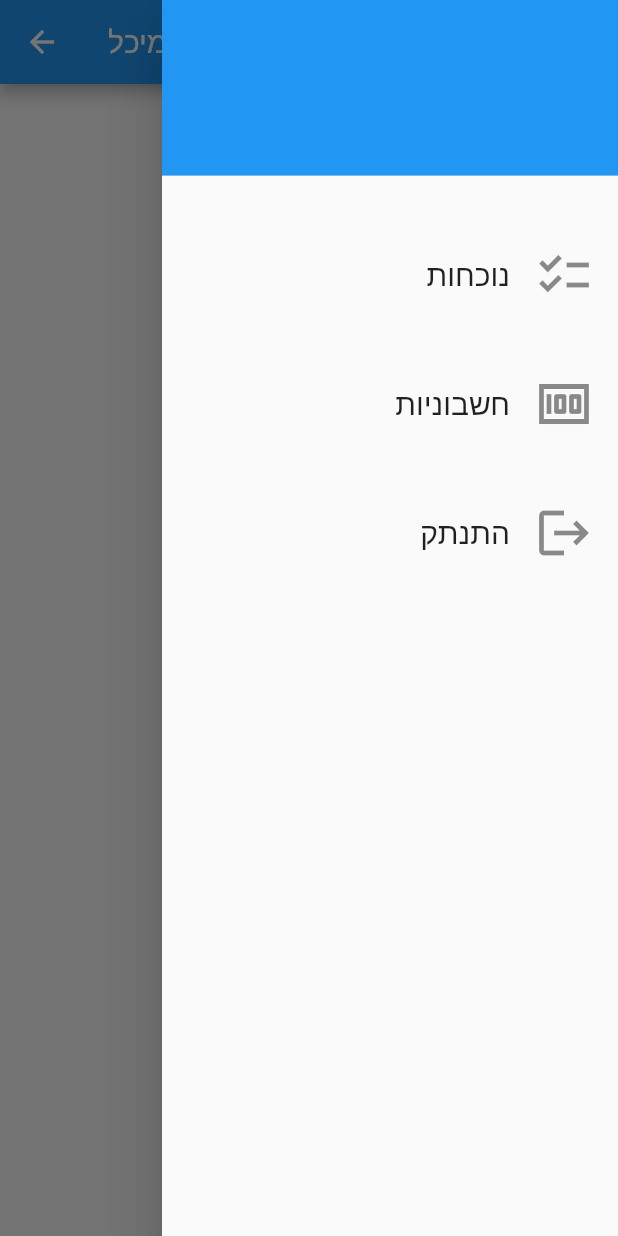
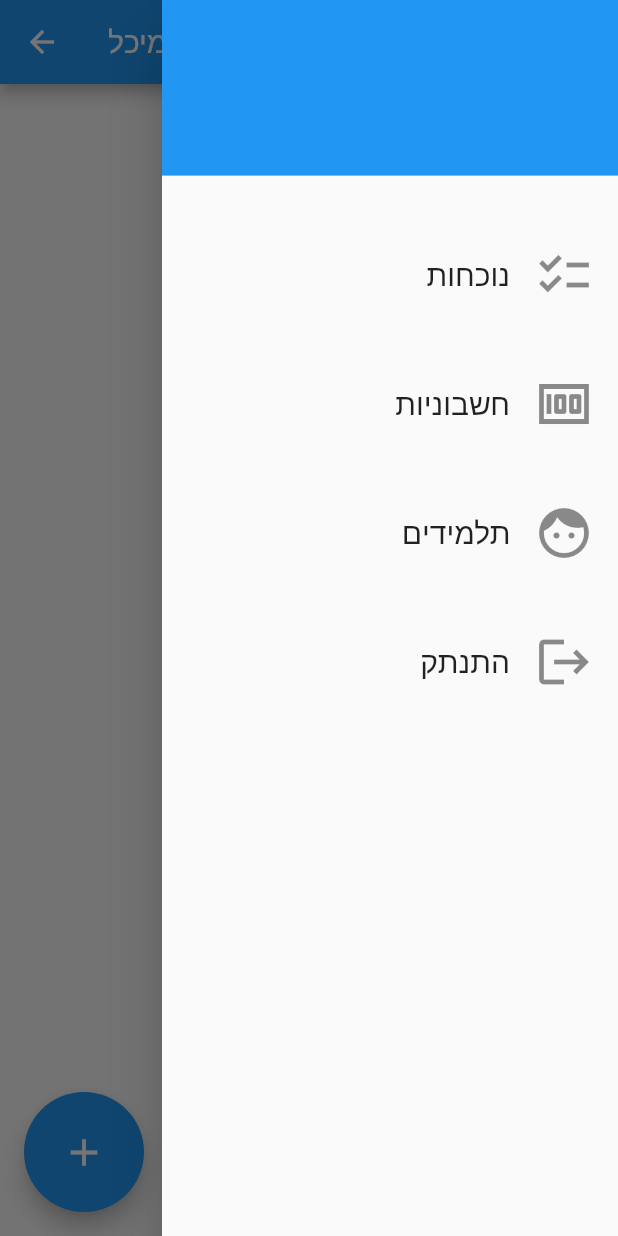
Before and after one commit to ShahafLevin/gantech-mobile, a Flutter app: the HomePage screen opened directly, with the side drawer open, on a phone screen of 412 x 824 dp. Run offline on Flutter 3.47's test engine with Material 2 defaults, Android fonts, the phone set to English and light mode, and no system bars.

Commit message:
ui - better login and home page

```diff
--- a/lib/pages/home.dart
+++ b/lib/pages/home.dart
@@ -1,5 +1,5 @@
 import 'package:flutter/material.dart';
-import 'package:gantech_mobile/pages/login.dart';
+import 'package:gantech_mobile/sidenav.dart';
 
 class HomePage extends StatelessWidget {
   const HomePage({super.key});
@@ -11,86 +11,31 @@ class HomePage extends StatelessWidget {
         title: const Text('גן מיכל'),
       ),
       body: const Center(
-        child: Text('Welcome to Home Page!'),
-      ),
-      endDrawer: Drawer(
-        child: ListView(
-          padding: EdgeInsets.zero,
-          children: <Widget>[
-            const SizedBox(
-              height: 125,
-              child: DrawerHeader(
-                  decoration: BoxDecoration(
-                    color: Colors.blue,
-                  ),
-                  child: Text("")),
-            ),
-            const SizedBox(height: 30,),
-            ListTile(
-              trailing: const Icon(
-                Icons.checklist,
-                size: 40,
-              ),
-              title: const Text(
-                'נוכחות',
-                textAlign: TextAlign.right,
-                style: TextStyle(
-                  fontSize: 20,
-                ),
-              ),
-              onTap: () {
-                // Update the state of the app
-                // Then close the drawer
-                Navigator.pop(context);
-              },
-            ),
-            const SizedBox(height: 30,),
-            ListTile(
-              trailing: const Icon(
-                Icons.money,
-                size: 40,
-              ),
-              title: const Text(
-                'חשבוניות',
-                textAlign: TextAlign.right,
-                style: TextStyle(
-                  fontSize: 20,
-                ),
-              ),
-              onTap: () {
-                // Update the state of the app
-                // Then close the drawer
-                Navigator.pop(context);
-              },
-            ),
-            const SizedBox(height: 30,),// add logoff button
-            ListTile(
-              trailing: const Icon(
-                Icons.logout,
-                size: 40,
-              ),
-              title: const Text(
-                'התנתק',
-                textAlign: TextAlign.right,
-                style: TextStyle(
-                  fontSize: 20,
-                ),
-              ),
-              onTap: () {
-                // Update the state of the app
-                // Then close the drawer
-                Navigator.pop(context);
-                // Navigate to login page without the possibility to return to home page
-                Navigator.pushAndRemoveUntil(
-                  context,
-                  MaterialPageRoute(builder: (context) => const LoginPage()),
-                  (Route<dynamic> route) => false,
-                );
-              },
-            ),
-          ],
+        heightFactor: 10,
+        child: Text(
+          '!ברוכים הבאים',
+          style:
+          TextStyle(
+            fontSize: 30,
+            fontWeight: FontWeight.bold,
+          )
         ),
       ),
+      endDrawer: const Sidnav(),
+      floatingActionButton: SizedBox(
+        height: 80,
+        width: 80,
+        child: FloatingActionButton(
+          onPressed: () {
+            print("Floating Action Button pressed");
+          },
+          child: const Icon(
+            Icons.add,
+            size: 30,),
+        ),
+      ),
+      floatingActionButtonLocation:
+          FloatingActionButtonLocation.startFloat, // Add this line
     );
   }
 }
--- a/lib/pages/login.dart
+++ b/lib/pages/login.dart
@@ -7,26 +7,31 @@ class LoginPage extends StatelessWidget {
   @override
   Widget build(BuildContext context) {
     return Scaffold(
-      appBar: AppBar(
-        title: const Text('Login'),
-      ),
       body: Padding(
-        padding: const EdgeInsets.all(16.0),
+        padding: const EdgeInsets.fromLTRB(30, 150, 40, 0),
+        // pad 100 pixels from the top
         child: Column(
           children: <Widget>[
             const TextField(
               decoration: InputDecoration(
-                labelText: 'Username',
+                labelText: 'שם משתמש',
+                hintTextDirection: TextDirection.rtl,
               ),
+              textAlign: TextAlign.right,
             ),
             const TextField(
               decoration: InputDecoration(
-                labelText: 'Password',
+                labelText: 'סיסמה',
+                textD: TextDirection.rtl,
               ),
+              textDirection: TextDirection.rtl,
               obscureText: true,
             ),
+            const SizedBox(
+              height: 30,
+            ),
             ElevatedButton(
-              child: const Text('Login'),
+              child: const Text('כניסה'),
               onPressed: () {
                 Navigator.push(
                   context,
--- /dev/null
+++ b/lib/sidenav.dart
@@ -0,0 +1,123 @@
+import 'package:flutter/material.dart';
+import 'package:gantech_mobile/pages/login.dart';
+
+class Sidnav extends StatelessWidget {
+  const Sidnav({
+    super.key,
+  });
+
+  @override
+  Widget build(BuildContext context) {
+    return Drawer(
+      child: ListView(
+        padding: EdgeInsets.zero,
+        children: <Widget>[
+          const SizedBox(
+            height: 125,
+            child: DrawerHeader(
+                decoration: BoxDecoration(
+                  color: Colors.blue,
+                ),
+                child: Text("")),
+          ),
+          const SizedBox(
+            height: 30,
+          ),
+          ListTile(
+            trailing: const Icon(
+              Icons.checklist,
+              size: 40,
+            ),
+            title: const Text(
+              'נוכחות',
+              textAlign: TextAlign.right,
+              style: TextStyle(
+                fontSize: 20,
+              ),
+            ),
+            onTap: () {
+              // Update the state of the app
+              // Then close the drawer
+              Navigator.pop(context);
+            },
+          ),
+          const SizedBox(
+            height: 30,
+          ),
+          ListTile(
+            trailing: const Icon(
+              Icons.money,
+              size: 40,
+            ),
+            title: const Text(
+              'חשבוניות',
+              textAlign: TextAlign.right,
+              style: TextStyle(
+                fontSize: 20,
+              ),
+            ),
+            onTap: () {
+              // Update the state of the app
+              // Then close the drawer
+              Navigator.pop(context);
+            },
+          ),
+          const SizedBox(
+            height: 30,
+          ), // add logoff button
+          ListTile(
+            trailing: const Icon(
+              Icons.face,
+              size: 40,
+            ),
+            title: const Text(
+              'תלמידים',
+              textAlign: TextAlign.right,
+              style: TextStyle(
+                fontSize: 20,
+              ),
+            ),
+            onTap: () {
+              // Update the state of the app
+              // Then close the drawer
+              Navigator.pop(context);
+              // Navigate to login page without the possibility to return to home page
+              Navigator.pushAndRemoveUntil(
+                context,
+                MaterialPageRoute(builder: (context) => const LoginPage()),
+                (Route<dynamic> route) => false,
+              );
+            },
+          ),
+          const SizedBox(
+            height: 30,
+          ), // add logoff button
+          ListTile(
+            trailing: const Icon(
+              Icons.logout,
+              size: 40,
+            ),
+            title: const Text(
+              'התנתק',
+              textAlign: TextAlign.right,
+              style: TextStyle(
+                fontSize: 20,
+              ),
+            ),
+            onTap: () {
+              // Update the state of the app
+              // Then close the drawer
+              Navigator.pop(context);
+              // Navigate to login page without the possibility to return to home page
+              Navigator.pushAndRemoveUntil(
+                context,
+                MaterialPageRoute(builder: (context) => const LoginPage()),
+                (Route<dynamic> route) => false,
+              );
+            },
+          ),
+        ],
+      ),
+    );
+  }
+}
```
